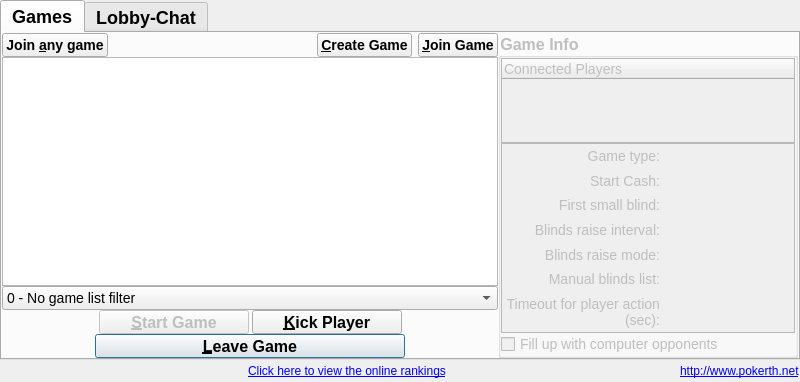
Above: src/gui/qt/gui_800x480/gamelobbydialog_800x480.ui from pokerth/pokerth before the change. Below: the same form after it.
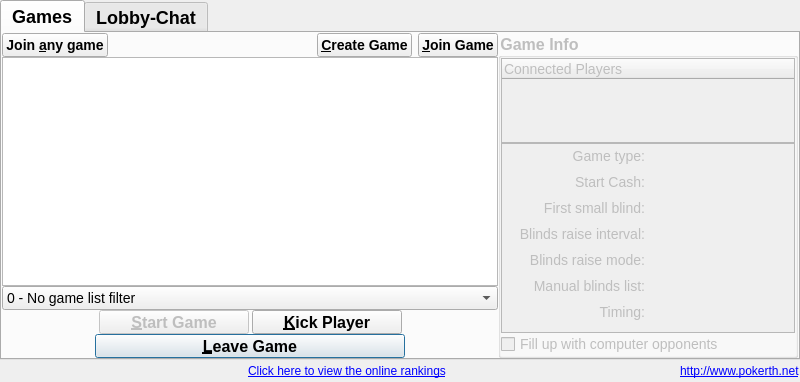
That is the form after the change. The open tabs and pages were chosen to show the change. Icons and pictures are not drawn.

```diff
--- a/src/gui/qt/gui_800x480/gamelobbydialog_800x480.ui
+++ b/src/gui/qt/gui_800x480/gamelobbydialog_800x480.ui
@@ -878,7 +878,7 @@
                    <string notr="true"/>
                   </property>
                   <property name="text">
-                   <string>Timeout for player action (sec):</string>
+                   <string>Timing:</string>
                   </property>
                   <property name="alignment">
                    <set>Qt::AlignRight|Qt::AlignTop|Qt::AlignTrailing</set>
```
Left out of the diff: 2 changed lines with no effect on the pictures.
